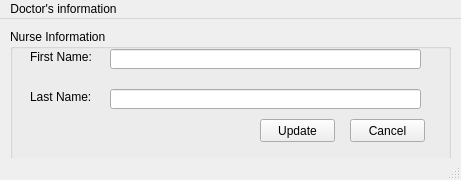
Qt form Screens/Admin UpdateNurse.ui (RaahimHash/DBMS-Project-UHU-Clinic) before a commit.
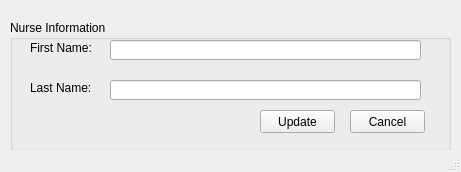
The same form after that commit.

Patch:
```diff
--- a/Screens/Admin UpdateNurse.ui
+++ b/Screens/Admin UpdateNurse.ui
@@ -7,7 +7,7 @@
     <x>0</x>
     <y>0</y>
     <width>461</width>
-    <height>180</height>
+    <height>172</height>
    </rect>
   </property>
   <property name="windowTitle">
@@ -18,7 +18,7 @@
     <property name="geometry">
      <rect>
       <x>10</x>
-      <y>10</y>
+      <y>20</y>
       <width>441</width>
       <height>131</height>
      </rect>
@@ -106,22 +106,6 @@
     </widget>
    </widget>
   </widget>
-  <widget class="QMenuBar" name="menubar">
-   <property name="geometry">
-    <rect>
-     <x>0</x>
-     <y>0</y>
-     <width>461</width>
-     <height>21</height>
-    </rect>
-   </property>
-   <widget class="QMenu" name="menuScreen7">
-    <property name="title">
-     <string>Doctor's information</string>
-    </property>
-   </widget>
-   <addaction name="menuScreen7"/>
-  </widget>
   <widget class="QStatusBar" name="statusbar"/>
  </widget>
  <resources/>
```
Left out of the diff: 3 changed lines with no effect on the pictures.
